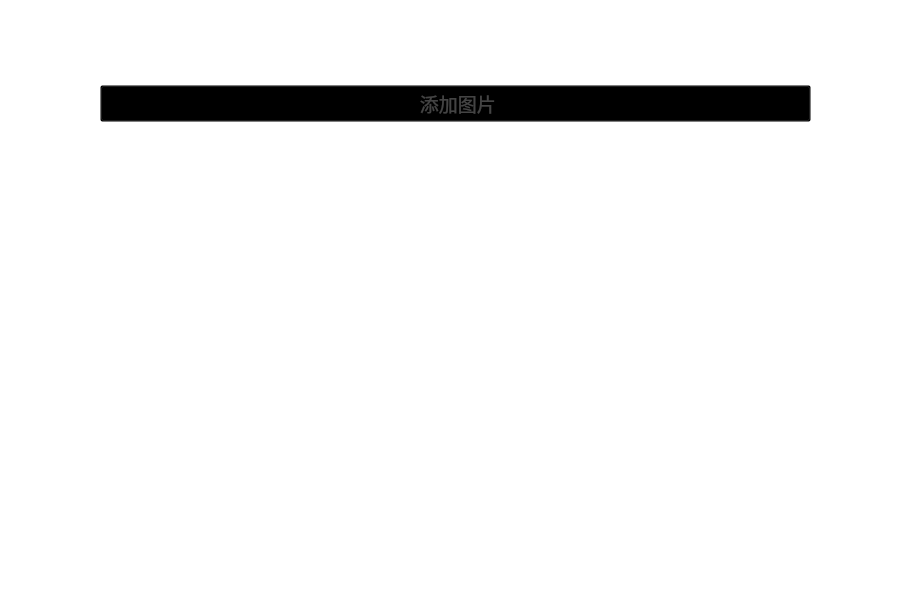
Old version of the form enlargewidget.ui in the repository leihiudung/EnlargePicture.
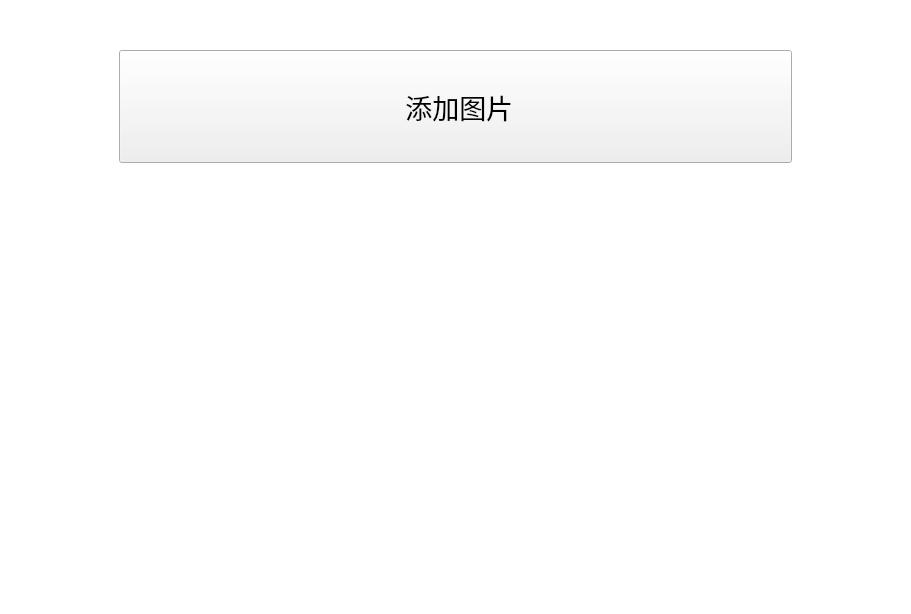
New version of the form. Custom widgets are drawn as their Qt base class.

Commit message: 实现随分辨率改变样式,及放大图片功能

```diff
--- a/enlargewidget.ui
+++ b/enlargewidget.ui
@@ -18,7 +18,7 @@
 background-color: white;
 }</string>
   </property>
-  <layout class="QGridLayout" name="gridLayout" rowstretch="3,7">
+  <layout class="QGridLayout" name="gridLayout" rowstretch="4,8">
    <property name="leftMargin">
     <number>0</number>
    </property>
@@ -34,92 +34,6 @@
    <property name="horizontalSpacing">
     <number>0</number>
    </property>
-   <item row="0" column="0">
-    <layout class="QHBoxLayout" name="horizontalLayout_2" stretch="11,78,11">
-     <item>
-      <spacer name="horizontalSpacer">
-       <property name="orientation">
-        <enum>Qt::Horizontal</enum>
-       </property>
-       <property name="sizeHint" stdset="0">
-        <size>
-         <width>143</width>
-         <height>17</height>
-        </size>
-       </property>
-      </spacer>
-     </item>
-     <item>
-      <layout class="QVBoxLayout" name="verticalLayout" stretch="7,0,5">
-       <property name="sizeConstraint">
-        <enum>QLayout::SetDefaultConstraint</enum>
-       </property>
-       <item>
-        <spacer name="verticalSpacer">
-         <property name="orientation">
-          <enum>Qt::Vertical</enum>
-         </property>
-         <property name="sizeHint" stdset="0">
-          <size>
-           <width>20</width>
-           <height>40</height>
-          </size>
-         </property>
-        </spacer>
-       </item>
-       <item>
-        <widget class="QPushButton" name="pushButton">
-         <property name="cursor">
-          <cursorShape>PointingHandCursor</cursorShape>
-         </property>
-         <property name="styleSheet">
-          <string notr="true">#pushButton {
-/*font: 600 18pt Microsoft YaHei ;*/
-font:  14pt Microsoft YaHei ;
-color:  #444;
-background-color: transparent;
-/*border: 1px dashed gray;
-border-width: 3px;
-border-radius: 20px;*/
-
-}
-</string>
-         </property>
-         <property name="text">
-          <string> 添加图片</string>
-         </property>
-        </widget>
-       </item>
-       <item>
-        <spacer name="verticalSpacer_2">
-         <property name="orientation">
-          <enum>Qt::Vertical</enum>
-         </property>
-         <property name="sizeHint" stdset="0">
-          <size>
-           <width>20</width>
-           <height>40</height>
-          </size>
-         </property>
-        </spacer>
-       </item>
-      </layout>
-     </item>
-     <item>
-      <spacer name="horizontalSpacer_2">
-       <property name="orientation">
-        <enum>Qt::Horizontal</enum>
-       </property>
-       <property name="sizeHint" stdset="0">
-        <size>
-         <width>143</width>
-         <height>17</height>
-        </size>
-       </property>
-      </spacer>
-     </item>
-    </layout>
-   </item>
    <item row="1" column="0">
     <widget class="QListWidget" name="selected_list_widget">
      <property name="styleSheet">
@@ -130,8 +44,60 @@
      </property>
     </widget>
    </item>
+   <item row="0" column="0">
+    <widget class="QWidget" name="select_widget" native="true">
+     <layout class="QGridLayout" name="gridLayout_2">
+      <property name="leftMargin">
+       <number>119</number>
+      </property>
+      <property name="topMargin">
+       <number>50</number>
+      </property>
+      <property name="rightMargin">
+       <number>119</number>
+      </property>
+      <property name="bottomMargin">
+       <number>40</number>
+      </property>
+      <property name="spacing">
+       <number>0</number>
+      </property>
+      <item row="0" column="0">
+       <widget class="IconTxtQPushButton" name="pushButton">
+        <property name="sizePolicy">
+         <sizepolicy hsizetype="Expanding" vsizetype="Expanding">
+          <horstretch>0</horstretch>
+          <verstretch>0</verstretch>
+         </sizepolicy>
+        </property>
+        <property name="font">
+         <font>
+          <pointsize>20</pointsize>
+         </font>
+        </property>
+        <property name="cursor">
+         <cursorShape>PointingHandCursor</cursorShape>
+        </property>
+        <property name="styleSheet">
+         <string notr="true"/>
+        </property>
+        <property name="text">
+         <string> 添加图片</string>
+        </property>
+       </widget>
+      </item>
+     </layout>
+    </widget>
+   </item>
   </layout>
  </widget>
+ <customwidgets>
+  <customwidget>
+   <class>IconTxtQPushButton</class>
+   <extends>QPushButton</extends>
+   <header>icontxtqpushbutton.h</header>
+  </customwidget>
+ </customwidgets>
  <resources/>
  <connections/>
 </ui>
```
The commit also changes 29 other files.
